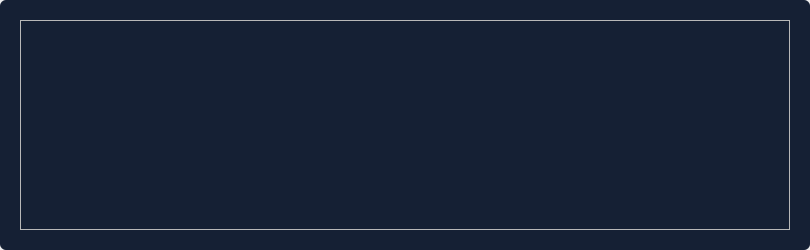
Qt form banner/bannerTest.ui (KikyoShaw/QtWidgetsApplication) before a commit.
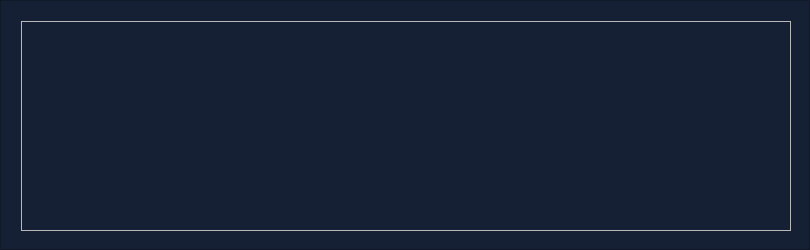
The same form after that commit.

Commit message: 改回默认关闭

Patch:
```diff
--- a/banner/bannerTest.ui
+++ b/banner/bannerTest.ui
@@ -47,7 +47,6 @@
       <string notr="true">#frame
 {
 	background: #152034;
-	border-radius: 6px;
 }</string>
      </property>
      <property name="frameShape">
```
The commit also changes 1 other file.
